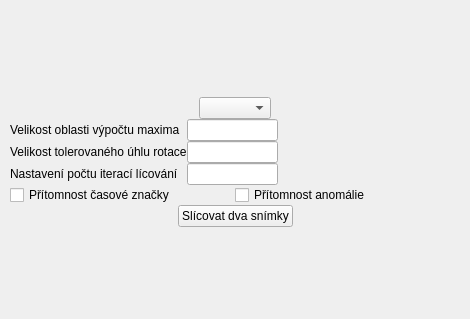
This is ui/licovanidvou.ui in RaphCucul/Image-registration-GUI as Qt 5 draws it before an edit. The edited form follows.
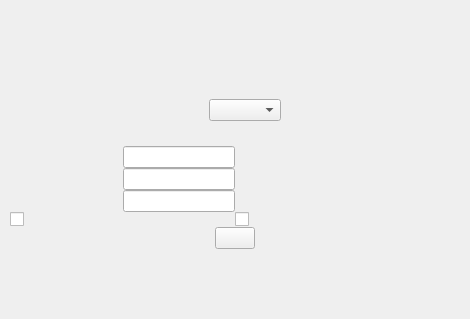
This is the edited form.

Diff of the .ui file:
```diff
--- a/ui/licovanidvou.ui
+++ b/ui/licovanidvou.ui
@@ -57,6 +57,19 @@
        </property>
       </spacer>
      </item>
+     <item>
+      <spacer name="verticalSpacer_3">
+       <property name="orientation">
+        <enum>Qt::Vertical</enum>
+       </property>
+       <property name="sizeHint" stdset="0">
+        <size>
+         <width>20</width>
+         <height>40</height>
+        </size>
+       </property>
+      </spacer>
+     </item>
      <item>
       <widget class="QComboBox" name="comboBox"/>
      </item>
@@ -83,25 +96,13 @@
      <item>
       <layout class="QVBoxLayout" name="verticalLayout">
        <item>
-        <widget class="QLabel" name="areaSizelabel">
-         <property name="text">
-          <string>Velikost oblasti výpočtu maxima</string>
-         </property>
-        </widget>
+        <widget class="QLabel" name="areaMaximumLabel"/>
        </item>
        <item>
-        <widget class="QLabel" name="toleratedAnglelabel">
-         <property name="text">
-          <string>Velikost tolerovaného úhlu rotace</string>
-         </property>
-        </widget>
+        <widget class="QLabel" name="rotationAngleLabel"/>
        </item>
        <item>
-        <widget class="QLabel" name="numberOfIterationlabel">
-         <property name="text">
-          <string>Nastavení počtu iterací lícování</string>
-         </property>
-        </widget>
+        <widget class="QLabel" name="iterationCountLabel"/>
        </item>
       </layout>
      </item>
@@ -190,18 +191,10 @@
    <item>
     <layout class="QHBoxLayout" name="horizontalLayout_3">
      <item>
-      <widget class="QCheckBox" name="casovaZnacka">
-       <property name="text">
-        <string>Přítomnost časové značky</string>
-       </property>
-      </widget>
+      <widget class="QCheckBox" name="horizontalAnomaly"/>
      </item>
      <item>
-      <widget class="QCheckBox" name="anomalie">
-       <property name="text">
-        <string>Přítomnost anomálie</string>
-       </property>
-      </widget>
+      <widget class="QCheckBox" name="verticalAnomaly"/>
      </item>
     </layout>
    </item>
@@ -221,9 +214,14 @@
       </spacer>
      </item>
      <item>
-      <widget class="QPushButton" name="slicujDvaSnimky">
-       <property name="text">
-        <string>Slícovat dva snímky</string>
+      <widget class="QPushButton" name="registrateTwo">
+       <property name="styleSheet">
+        <string notr="true">QPushButton:pressed {
+    border-style: inset;
+    border-color: blue;
+    border-width: 1px;
+    color: white;
+}</string>
        </property>
        <property name="default">
         <bool>false</bool>
```
Left out of the diff: 14 changed lines with no effect on the pictures.
